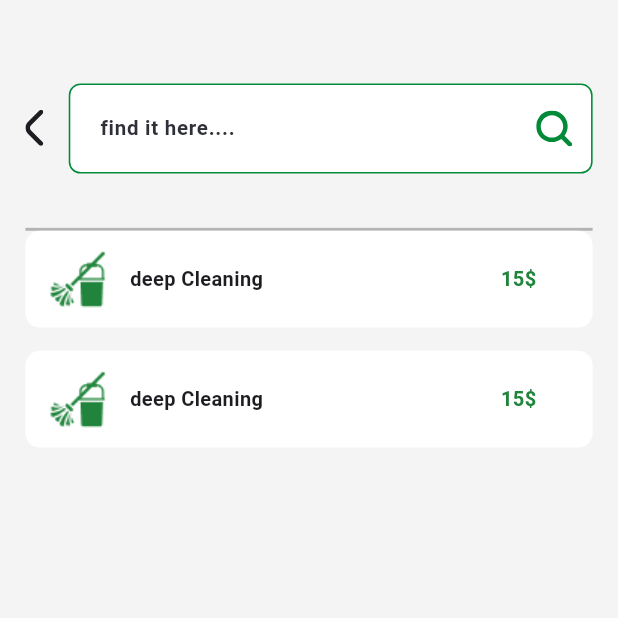
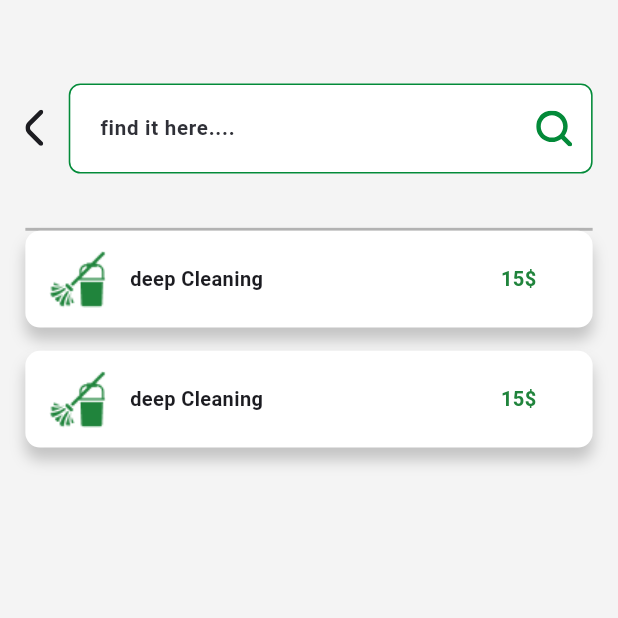
Before and after one commit to Dr-Code23/Value-Cleaning-Mobile-New, a Flutter app: the HomeSearchScreen screen opened directly, on a phone screen of 412 x 824 dp, the top half of it. Run offline on Flutter 3.47's test engine with Material 2 defaults, Android fonts, the phone set to English and light mode, and no system bars; our stand-ins replace bloc, confetti, curved_navigation_bar, flutter_bloc, flutter_credit_card, flutter_rating_bar and 4 more; missing offline and left inert: qr_code_scanner; Roboto replaces fonts that are missing (Cairo).

Commit message:
modify value

```diff
--- a/lib/view/screens/home_search/home_search_item/home_search_item.dart
+++ b/lib/view/screens/home_search/home_search_item/home_search_item.dart
@@ -24,6 +24,13 @@ class CustomHomeSearch extends StatelessWidget {
             height: 66.h,
             width: 358.w,
             decoration: BoxDecoration(
+              boxShadow: [
+                BoxShadow(
+                  color: ColorManager.colorBlack.withOpacity(0.20),
+                  blurRadius: 8,
+                  offset:  Offset(0, 8.h),
+                ),
+              ],
               borderRadius: BorderRadius.circular(10.r),
               color: ColorManager.colorWhite,
             ),
--- a/lib/view/screens/transport_company/transport_Company_Screen/transport_Company_Screen.dart
+++ b/lib/view/screens/transport_company/transport_Company_Screen/transport_Company_Screen.dart
@@ -43,7 +43,6 @@ class ALLTransportCompanies extends StatelessWidget {
       image: "assets/images/soylant_corp.png",
     ),
   ];
-
   @override
   Widget build(BuildContext context) {
     return Container(
```
Also changed, not shown: lib/view/screens/transport_search/transport_search_item/transport_search_item.dart (+7 -0 lines).
